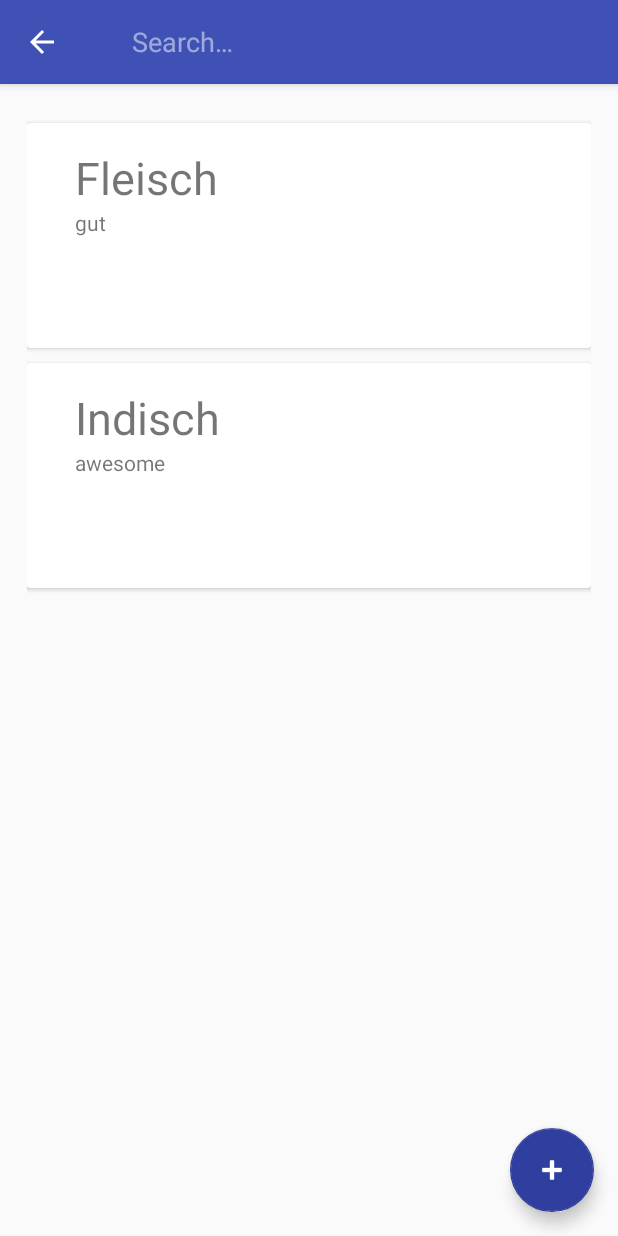
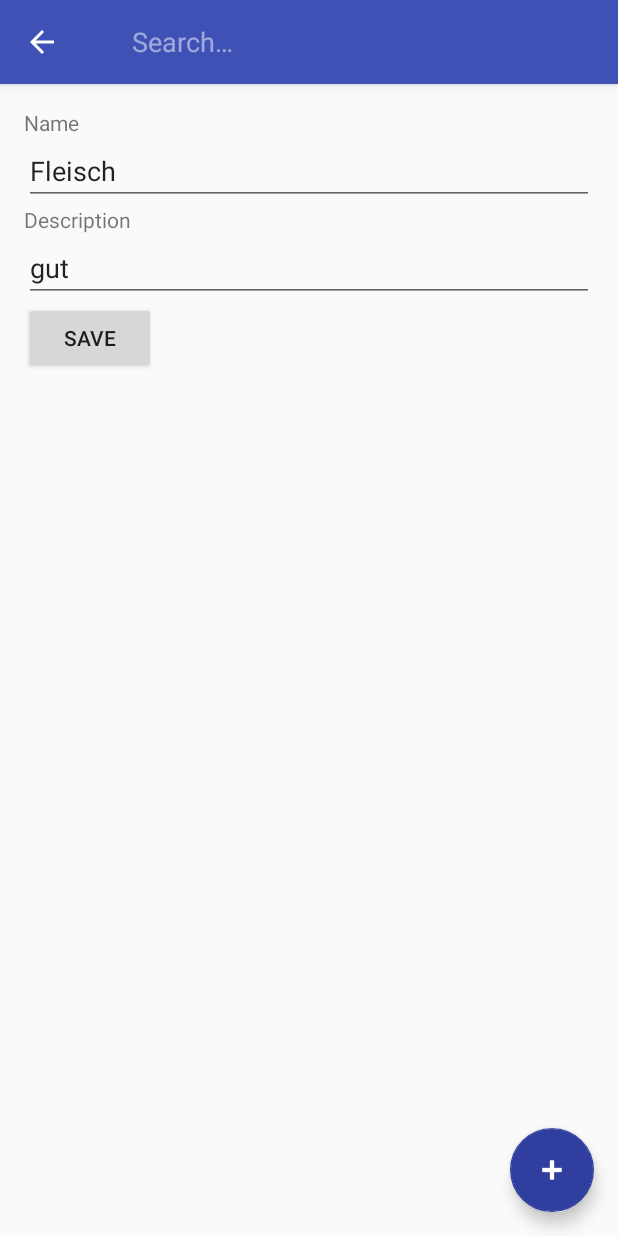
Before and after one commit to Tupperman/tupperman-android, an Android app: the screen it shows after launch (MainActivity), after a tap on "Fleisch", on a phone screen of 412 x 824 dp. Run offline under Robolectric (Android 15) with nearby library versions, the light colour scheme and no system bars; our stand-ins replace Volley; libraries missing offline, so code that uses them is left out: com.activeandroid, com.activeandroid.annotation; network calls fail; 3 statements that could not run were skipped; 1 other tap on this screen came first.

Commit message:
edit in detail view

```diff
--- a/Tupperman/app/src/main/AndroidManifest.xml
+++ b/Tupperman/app/src/main/AndroidManifest.xml
@@ -20,7 +20,6 @@
         </activity>
 
         <meta-data android:name="AA_DB_NAME" android:value="Tupperman.db" />
-        <meta-data android:name="AA_MODELS" android:value=".models.Tupper" />
         <meta-data android:name="AA_DB_VERSION" android:value="5" />
     </application>
 
--- a/Tupperman/app/src/main/java/ch/tupperman/tupperman/MainActivity.java
+++ b/Tupperman/app/src/main/java/ch/tupperman/tupperman/MainActivity.java
@@ -5,7 +5,9 @@ import android.os.Bundle;
 import android.provider.Settings;
 import android.support.design.widget.FloatingActionButton;
 import android.support.design.widget.Snackbar;
+import android.support.v4.app.Fragment;
 import android.support.v4.app.FragmentManager;
+import android.support.v4.app.FragmentTransaction;
 import android.support.v4.view.MenuItemCompat;
 import android.support.v7.widget.SearchView;
 import android.view.Menu;
@@ -31,12 +33,13 @@ import ch.tupperman.tupperman.data.ServerCallback;
 import ch.tupperman.tupperman.models.Tupper;
 import ch.tupperman.tupperman.models.TupperFactory;
 import ch.tupperman.tupperman.models.FakeData;
+import layout.DetailFragment;
 import layout.SettingsFragment;
 import layout.TupperFragment;
 
 
 public class MainActivity extends AppCompatActivity
-        implements NavigationView.OnNavigationItemSelectedListener, TupperFragment.OnListFragmentInteractionListener, SettingsFragment.OnFragmentInteractionListener, SearchView.OnQueryTextListener {
+        implements NavigationView.OnNavigationItemSelectedListener, TupperFragment.OnListFragmentInteractionListener, SettingsFragment.OnFragmentInteractionListener, DetailFragment.OnFragmentInteractionListener, SearchView.OnQueryTextListener {
 
     private TupperFragment fragment = null;
     List<Tupper> tupperList;
@@ -125,7 +128,14 @@ public class MainActivity extends AppCompatActivity
 
     @Override
     public void onListFragmentInteraction(Tupper item) {
-
+        DetailFragment detailFragment = new DetailFragment();
+        Bundle bundle = new Bundle();
+        bundle.putSerializable("tupper", item);
+        detailFragment.setArguments(bundle);
+        FragmentTransaction ft = getSupportFragmentManager().beginTransaction();
+        ft.replace(R.id.content_main, detailFragment);
+        ft.addToBackStack(null);
+        ft.commit();
     }
 
     @Override
@@ -146,6 +156,7 @@ public class MainActivity extends AppCompatActivity
         }
         return false;
     }
+
 
     private void setTuppers() {
         serverCall.getTuppers(new ServerCallback() {
--- a/Tupperman/app/src/main/java/ch/tupperman/tupperman/MyTupperRecyclerViewAdapter.java
+++ b/Tupperman/app/src/main/java/ch/tupperman/tupperman/MyTupperRecyclerViewAdapter.java
@@ -1,5 +1,8 @@
 package ch.tupperman.tupperman;
 
+import android.content.Context;
+import android.os.Bundle;
+import android.support.v4.app.Fragment;
 import android.support.v7.widget.RecyclerView;
 import android.view.LayoutInflater;
 import android.view.View;
@@ -10,6 +13,7 @@ import android.widget.ImageView;
 import android.widget.TextView;
 
 import ch.tupperman.tupperman.models.Tupper;
+import layout.DetailFragment;
 import layout.TupperFragment.OnListFragmentInteractionListener;
 
 import java.util.ArrayList;
@@ -25,7 +29,7 @@ public class MyTupperRecyclerViewAdapter extends RecyclerView.Adapter<MyTupperRe
     private List<Tupper> mValues = new ArrayList<>();
     private List<Tupper> mOriginalValues = new ArrayList<>();
     private final OnListFragmentInteractionListener mListener;
-
+    private Context mContext;
 
     public MyTupperRecyclerViewAdapter(List<Tupper> items, OnListFragmentInteractionListener listener) {
         mValues = items;
@@ -39,7 +43,8 @@ public class MyTupperRecyclerViewAdapter extends RecyclerView.Adapter<MyTupperRe
 
     @Override
     public ViewHolder onCreateViewHolder(ViewGroup parent, int viewType) {
-        View view = LayoutInflater.from(parent.getContext())
+        mContext = parent.getContext();
+        View view = LayoutInflater.from(mContext)
                 .inflate(R.layout.fragment_tupper, parent, false);
         return new ViewHolder(view);
 
@@ -62,6 +67,7 @@ public class MyTupperRecyclerViewAdapter extends RecyclerView.Adapter<MyTupperRe
             }
         });
     }
+
 
     @Override
     public int getItemCount() {
--- a/Tupperman/app/src/main/java/ch/tupperman/tupperman/models/FakeData.java
+++ b/Tupperman/app/src/main/java/ch/tupperman/tupperman/models/FakeData.java
@@ -11,7 +11,6 @@ public class FakeData {
         String fake = "{\"tuppers\":[{\"id\":\"asdfasdf\",\"name\":\"Fleisch\", \"description\":\"gut\"}, {\"id\":\"asd\",\"name\":\"Indisch\", \"description\":\"awesome\"}]}";
         try {
             data = new JSONObject(fake);
-            System.out.println(data.toString());
         } catch (JSONException e) {
             System.out.println("error in json string");
         }
--- a/Tupperman/app/src/main/java/ch/tupperman/tupperman/models/Tupper.java
+++ b/Tupperman/app/src/main/java/ch/tupperman/tupperman/models/Tupper.java
@@ -5,14 +5,15 @@ import com.activeandroid.Model;
 import com.activeandroid.annotation.Column;
 import com.activeandroid.annotation.Table;
 
+import java.io.Serializable;
 import java.util.Date;
 
 @Table(name = "Tuppers")
-public class Tupper extends Model {
+public class Tupper extends Model implements Serializable {
     public Tupper(){
         super();
     }
-    @Column(name = "Id")
+    @Column(name = "uuid")
     public String id;
 
     @Column(name = "name")
--- a/Tupperman/app/src/main/java/layout/DetailFragment.java
+++ b/Tupperman/app/src/main/java/layout/DetailFragment.java
@@ -7,27 +7,19 @@ import android.support.v4.app.Fragment;
 import android.view.LayoutInflater;
 import android.view.View;
 import android.view.ViewGroup;
+import android.widget.Button;
+import android.widget.EditText;
 
 import ch.tupperman.tupperman.R;
+import ch.tupperman.tupperman.models.Tupper;
 
 
-/**
- * A simple {@link Fragment} subclass.
- * Activities that contain this fragment must implement the
- * {@link DetailFragment.OnFragmentInteractionListener} interface
- * to handle interaction events.
- * Use the {@link DetailFragment#newInstance} factory method to
- * create an instance of this fragment.
- */
 public class DetailFragment extends Fragment {
-    // TODO: Rename parameter arguments, choose names that match
-    // the fragment initialization parameters, e.g. ARG_ITEM_NUMBER
-    private static final String ARG_PARAM1 = "param1";
-    private static final String ARG_PARAM2 = "param2";
+    private static final String ARG = "tupper";
 
-    // TODO: Rename and change types of parameters
-    private String mParam1;
-    private String mParam2;
+    private Tupper mTupper;
+    private EditText editTextDescription;
+    private EditText editTextName;
 
     private OnFragmentInteractionListener mListener;
 
@@ -35,20 +27,10 @@ public class DetailFragment extends Fragment {
         // Required empty public constructor
     }
 
-    /**
-     * Use this factory method to create a new instance of
-     * this fragment using the provided parameters.
-     *
-     * @param param1 Parameter 1.
-     * @param param2 Parameter 2.
-     * @return A new instance of fragment DetailFragment.
-     */
-    // TODO: Rename and change types and number of parameters
-    public static DetailFragment newInstance(String param1, String param2) {
+    public static DetailFragment newInstance(Tupper tupper) {
         DetailFragment fragment = new DetailFragment();
         Bundle args = new Bundle();
-        args.putString(ARG_PARAM1, param1);
-        args.putString(ARG_PARAM2, param2);
+        args.putSerializable(ARG, tupper);
         fragment.setArguments(args);
         return fragment;
     }
@@ -57,19 +39,38 @@ public class DetailFragment extends Fragment {
     public void onCreate(Bundle savedInstanceState) {
         super.onCreate(savedInstanceState);
         if (getArguments() != null) {
-            mParam1 = getArguments().getString(ARG_PARAM1);
-            mParam2 = getArguments().getString(ARG_PARAM2);
+            mTupper = (Tupper) getArguments().getSerializable(ARG);
         }
+
+    }
+
+    private void initializeText() {
+        editTextDescription.setText(mTupper.description);
+        editTextName.setText(mTupper.name);
     }
 
     @Override
     public View onCreateView(LayoutInflater inflater, ViewGroup container,
                              Bundle savedInstanceState) {
-        // Inflate the layout for this fragment
-        return inflater.inflate(R.layout.fragment_detail, container, false);
+        View view = inflater.inflate(R.layout.fragment_detail, container, false);
+        Button button = (Button) view.findViewById(R.id.button_save_detail);
+        editTextDescription = (EditText) view.findViewById(R.id.editText_description);
+        editTextName = (EditText) view.findViewById(R.id.editText_name);
+        button.setOnClickListener(new View.OnClickListener() {
+            @Override
+            public void onClick(View view) {
+                mTupper.name = editTextName.getText().toString();
+                mTupper.description = editTextDescription.getText().toString();
+                mTupper.save();
+                getActivity().onBackPressed();
+            }
+        });
+        if (mTupper != null) {
+            initializeText();
+        }
+        return view;
     }
 
-    // TODO: Rename method, update argument and hook method into UI event
     public void onButtonPressed(Uri uri) {
         if (mListener != null) {
             mListener.onFragmentInteraction(uri);
@@ -93,18 +94,7 @@ public class DetailFragment extends Fragment {
         mListener = null;
     }
 
-    /**
-     * This interface must be implemented by activities that contain this
-     * fragment to allow an interaction in this fragment to be communicated
-     * to the activity and potentially other fragments contained in that
-     * activity.
-     * <p>
-     * See the Android Training lesson <a href=
-     * "http://developer.android.com/training/basics/fragments/communicating.html"
-     * >Communicating with Other Fragments</a> for more information.
-     */
     public interface OnFragmentInteractionListener {
-        // TODO: Update argument type and name
         void onFragmentInteraction(Uri uri);
     }
 }
--- a/Tupperman/app/src/main/res/layout/fragment_detail.xml
+++ b/Tupperman/app/src/main/res/layout/fragment_detail.xml
@@ -1,8 +1,8 @@
 <FrameLayout xmlns:android="http://schemas.android.com/apk/res/android"
-             xmlns:tools="http://schemas.android.com/tools"
-             android:layout_width="match_parent"
-             android:layout_height="match_parent"
-             tools:context="ch.tupperman.tupperman.layout.DetailFragment">
+    xmlns:tools="http://schemas.android.com/tools"
+    android:layout_width="match_parent"
+    android:layout_height="match_parent"
+    tools:context="ch.tupperman.tupperman.layout.DetailFragment">
 
 
     <GridLayout
@@ -10,57 +10,47 @@
         android:layout_height="match_parent">
 
 
+        <TextView
+            android:id="@+id/textView_name"
+            android:layout_width="match_parent"
+            android:layout_height="wrap_content"
+            android:layout_column="0"
+            android:layout_row="0"
+            android:text="Name" />
+
         <EditText
-            android:layout_width="372dp"
+            android:id="@+id/editText_name"
+            android:layout_width="match_parent"
             android:layout_height="wrap_content"
-            android:inputType="textMultiLine"
+            android:layout_column="0"
+            android:layout_row="1"
             android:ems="10"
-            android:id="@+id/editText2"
-            android:layout_row="4"
-            android:layout_column="0"/>
+            android:inputType="textMultiLine" />
 
         <TextView
-            android:text="@string/details_description"
-            android:layout_width="222dp"
+            android:id="@+id/textView_description"
+            android:layout_width="match_parent"
             android:layout_height="wrap_content"
-            android:id="@+id/textView_description"
-            android:layout_row="3"
-            android:layout_column="0"/>
-
-        <TextView
-            android:text="@string/details_uuid"
-            android:layout_width="262dp"
-            android:layout_height="wrap_content"
-            android:id="@+id/textView_uuid"
-            android:layout_row="6"
-            android:layout_column="1"/>
+            android:layout_column="0"
+            android:layout_row="2"
+            android:text="@string/details_description" />
 
         <EditText
+            android:id="@+id/editText_description"
+            android:layout_width="match_parent"
+            android:layout_height="wrap_content"
+            android:layout_column="0"
+            android:layout_row="3"
+            android:ems="10"
+            android:inputType="textMultiLine" />
+
+        <Button
+            android:id="@+id/button_save_detail"
             android:layout_width="wrap_content"
             android:layout_height="wrap_content"
-            android:inputType="number"
-            android:ems="10"
-            android:id="@+id/editText_uuid"
-            android:layout_row="2"
-            android:layout_column="0"/>
-
-        <EditText
-            android:layout_width="361dp"
-            android:layout_height="wrap_content"
-            android:ems="10"
-            android:id="@+id/editText_title"
-            android:layout_row="0"
             android:layout_column="0"
-            android:inputType="textCapWords"/>
-
-        <EditText
-            android:layout_width="150dp"
-            android:layout_height="wrap_content"
-            android:inputType="date"
-            android:ems="10"
-            android:id="@+id/editText_datefrozen"
-            android:layout_row="13"
-            android:layout_column="0"/>
+            android:layout_row="4"
+            android:text="Save" />
 
     </GridLayout>
 </FrameLayout>
```
